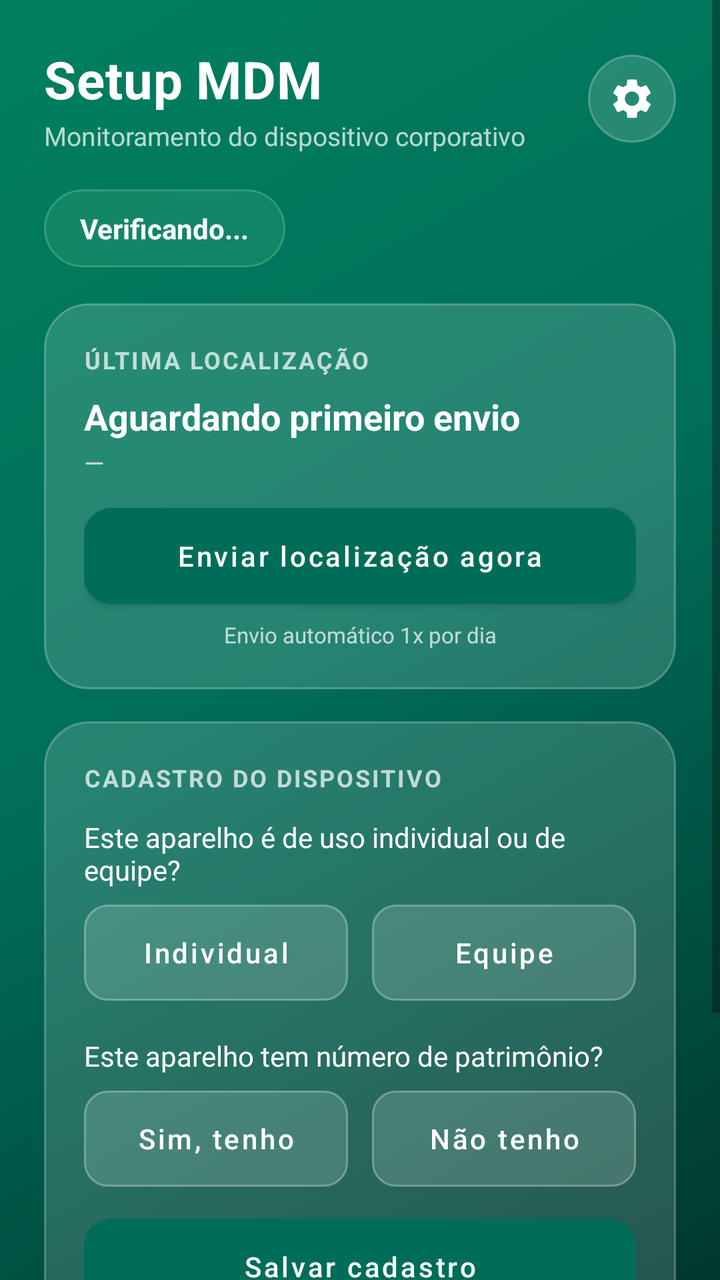
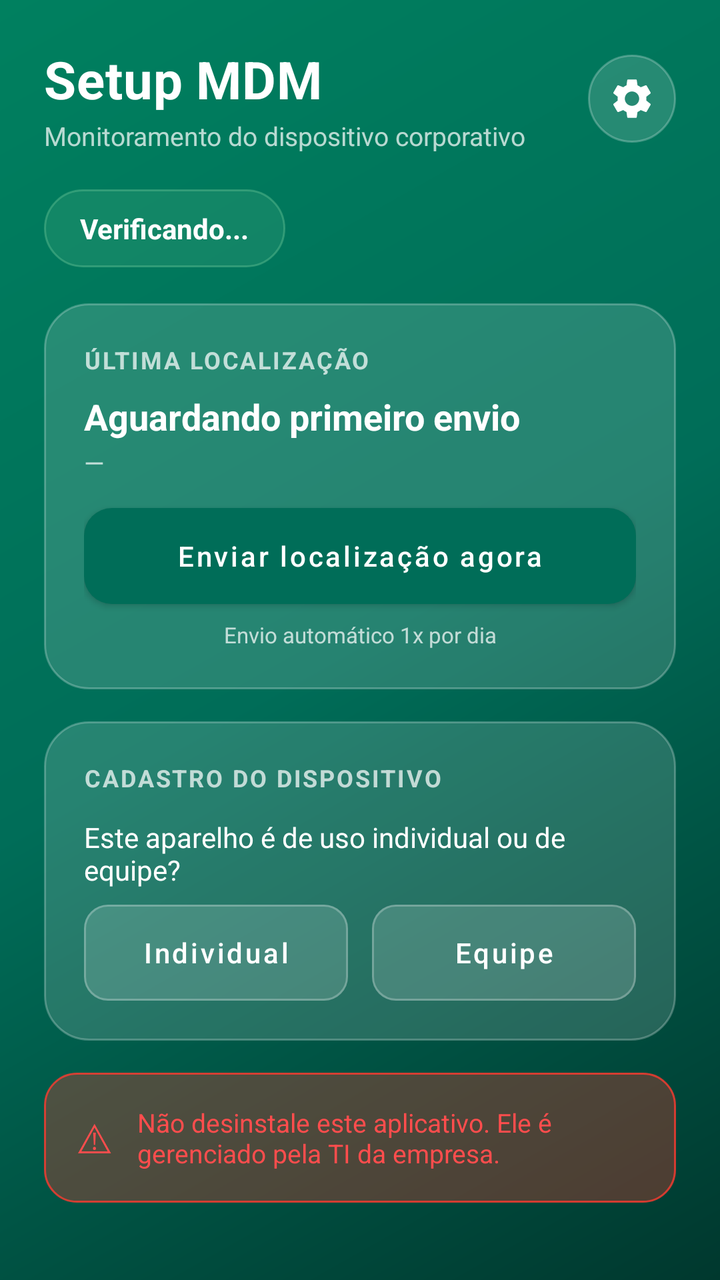

Screens rendered from an Android XML layout before and after an edit, with the pre-edit source and the edit as a unified diff.
<!-- AndroidManifest.xml: application theme Theme.SetupMDM -->
<!-- res/layout/activity_main.xml -->
<?xml version="1.0" encoding="utf-8"?>
<FrameLayout xmlns:android="http://schemas.android.com/apk/res/android"
    xmlns:app="http://schemas.android.com/apk/res-auto"
    android:id="@+id/rootFrame"
    android:layout_width="match_parent"
    android:layout_height="match_parent">

    <ScrollView
        android:id="@+id/rootScroll"
        android:layout_width="match_parent"
        android:layout_height="match_parent"
        android:fillViewport="true">

        <LinearLayout
            android:layout_width="match_parent"
            android:layout_height="wrap_content"
            android:orientation="vertical"
            android:padding="@dimen/screen_padding">

            
            <LinearLayout
                android:layout_width="match_parent" android:layout_height="wrap_content"
                android:orientation="horizontal" android:gravity="center_vertical"
                android:paddingBottom="18dp">

                <LinearLayout
                    android:layout_width="0dp" android:layout_height="wrap_content"
                    android:layout_weight="1" android:orientation="vertical">
                    <TextView
                        android:layout_width="wrap_content" android:layout_height="wrap_content"
                        android:text="Setup MDM" android:textColor="@color/textOnDark"
                        android:textSize="26sp" android:textStyle="bold" android:letterSpacing="0.01"/>
                    <TextView
                        android:layout_width="match_parent" android:layout_height="wrap_content"
                        android:text="Monitoramento do dispositivo corporativo"
                        android:textColor="@color/textMuted" android:textSize="13sp"
                        android:paddingTop="2dp"/>
                </LinearLayout>

                <ImageButton
                    android:id="@+id/btnConfig"
                    android:layout_width="44dp" android:layout_height="44dp"
                    android:src="@drawable/ic_gear"
                    android:background="@drawable/circle_glass"
                    android:scaleType="centerInside"
                    android:padding="10dp"
                    android:contentDescription="Configurações"/>
            </LinearLayout>

            
            <TextView
                android:id="@+id/statusPill"
                android:layout_width="wrap_content" android:layout_height="wrap_content"
                android:text="Verificando..." android:textColor="@color/textOnDark"
                android:textSize="14sp" android:textStyle="bold"
                android:paddingHorizontal="18dp" android:paddingVertical="10dp"
                android:background="@drawable/pill_ok" android:layout_marginBottom="18dp"/>

            
            <LinearLayout
                android:layout_width="match_parent" android:layout_height="wrap_content"
                android:orientation="vertical" android:background="@drawable/glass_card"
                android:padding="20dp" android:layout_marginBottom="16dp">

                <TextView
                    android:layout_width="match_parent" android:layout_height="wrap_content"
                    android:text="ÚLTIMA LOCALIZAÇÃO" android:textColor="@color/textMuted"
                    android:textSize="12sp" android:textStyle="bold" android:letterSpacing="0.08"/>
                <TextView
                    android:id="@+id/txtLastLoc"
                    android:layout_width="match_parent" android:layout_height="wrap_content"
                    android:text="Aguardando primeiro envio" android:textColor="@color/textOnDark"
                    android:textSize="18sp" android:textStyle="bold" android:paddingTop="8dp"/>
                <TextView
                    android:id="@+id/txtLastTime"
                    android:layout_width="match_parent" android:layout_height="wrap_content"
                    android:text="—" android:textColor="@color/textMuted"
                    android:textSize="13sp" android:paddingTop="2dp"/>

                <TextView
                    android:id="@+id/txtEnvioStatus"
                    android:layout_width="match_parent" android:layout_height="wrap_content"
                    android:text="" android:textColor="@color/ok" android:textSize="13sp"
                    android:paddingTop="8dp" android:visibility="gone"/>

                <com.google.android.material.button.MaterialButton
                    android:id="@+id/btnEnviarAgora"
                    style="@style/Widget.MaterialComponents.Button"
                    android:layout_width="match_parent" android:layout_height="wrap_content"
                    android:text="Enviar localização agora" android:textColor="@color/white"
                    android:textAllCaps="false" android:layout_marginTop="14dp"
                    android:insetTop="0dp" android:insetBottom="0dp"
                    app:backgroundTint="@color/primary" app:cornerRadius="14dp" app:elevation="0dp"/>
                <TextView
                    android:layout_width="match_parent" android:layout_height="wrap_content"
                    android:text="Envio automático 1x por dia"
                    android:textColor="@color/textMuted" android:textSize="11sp"
                    android:gravity="center" android:paddingTop="8dp"/>
            </LinearLayout>

            
            <LinearLayout
                android:layout_width="match_parent" android:layout_height="wrap_content"
                android:orientation="vertical" android:background="@drawable/glass_card"
                android:padding="20dp" android:layout_marginBottom="16dp">

                <TextView
                    android:layout_width="match_parent" android:layout_height="wrap_content"
                    android:text="CADASTRO DO DISPOSITIVO" android:textColor="@color/textMuted"
                    android:textSize="12sp" android:textStyle="bold" android:letterSpacing="0.08"/>

                
                <LinearLayout
                    android:id="@+id/formCadastro"
                    android:layout_width="match_parent" android:layout_height="wrap_content"
                    android:orientation="vertical" android:paddingTop="12dp">

                    <TextView
                        android:id="@+id/txtReconfirmAviso"
                        android:layout_width="match_parent" android:layout_height="wrap_content"
                        android:text="Confirmação mensal: confirme quem está com este aparelho para manter o cadastro em dia."
                        android:textColor="@color/redSoft" android:textSize="13sp"
                        android:background="@drawable/glass_red" android:padding="12dp"
                        android:layout_marginBottom="12dp" android:visibility="gone"/>

                    
                    <TextView
                        android:layout_width="match_parent" android:layout_height="wrap_content"
                        android:text="Este aparelho é de uso individual ou de equipe?"
                        android:textColor="@color/textOnDark"
                        android:textSize="14sp" android:paddingBottom="8dp"/>
                    <LinearLayout
                        android:layout_width="match_parent" android:layout_height="wrap_content"
                        android:orientation="horizontal">
                        <com.google.android.material.button.MaterialButton
                            android:id="@+id/btnTipoIndividual"
                            style="@style/Widget.MaterialComponents.Button.OutlinedButton"
                            android:layout_width="0dp" android:layout_height="wrap_content"
                            android:layout_weight="1" android:layout_marginEnd="6dp"
                            android:text="Individual" android:textColor="@color/textOnDark"
                            android:textAllCaps="false"
                            android:insetTop="0dp" android:insetBottom="0dp"
                            app:backgroundTint="@color/glassFill"
                            app:strokeColor="@color/glassStroke" app:strokeWidth="1dp"
                            app:cornerRadius="12dp"/>
                        <com.google.android.material.button.MaterialButton
                            android:id="@+id/btnTipoEquipe"
                            style="@style/Widget.MaterialComponents.Button.OutlinedButton"
                            android:layout_width="0dp" android:layout_height="wrap_content"
                            android:layout_weight="1" android:layout_marginStart="6dp"
                            android:text="Equipe" android:textColor="@color/textOnDark"
                            android:textAllCaps="false"
                            android:insetTop="0dp" android:insetBottom="0dp"
                            app:backgroundTint="@color/glassFill"
                            app:strokeColor="@color/glassStroke" app:strokeWidth="1dp"
                            app:cornerRadius="12dp"/>
                    </LinearLayout>

                    
                    <LinearLayout
                        android:id="@+id/boxIndividual"
                        android:layout_width="match_parent" android:layout_height="wrap_content"
                        android:orientation="vertical" android:visibility="gone">
                        <TextView
                            android:layout_width="match_parent" android:layout_height="wrap_content"
                            android:text="Seu nome ou matrícula" android:textColor="@color/textOnDark"
                            android:textSize="14sp" android:paddingTop="16dp" android:paddingBottom="6dp"/>
                        <AutoCompleteTextView
                            android:id="@+id/autoColaborador"
                            android:layout_width="match_parent" android:layout_height="52dp"
                            android:hint="Digite para buscar..." android:textColorHint="@color/textMuted"
                            android:textColor="@color/textOnDark" android:textSize="15sp"
                            android:background="@drawable/glass_input" android:paddingHorizontal="14dp"
                            android:completionThreshold="2" android:inputType="text" android:imeOptions="actionSearch"/>
                    </LinearLayout>

                    
                    <LinearLayout
                        android:id="@+id/boxEquipe"
                        android:layout_width="match_parent" android:layout_height="wrap_content"
                        android:orientation="vertical" android:visibility="gone">
                        <TextView
                            android:layout_width="match_parent" android:layout_height="wrap_content"
                            android:text="Equipe" android:textColor="@color/textOnDark"
                            android:textSize="14sp" android:paddingTop="16dp" android:paddingBottom="6dp"/>
                        <AutoCompleteTextView
                            android:id="@+id/autoEquipe"
                            android:layout_width="match_parent" android:layout_height="52dp"
                            android:hint="Digite a equipe ou processo..." android:textColorHint="@color/textMuted"
                            android:textColor="@color/textOnDark" android:textSize="15sp"
                            android:background="@drawable/glass_input" android:paddingHorizontal="14dp"
                            android:completionThreshold="2" android:inputType="text" android:imeOptions="actionSearch"/>
                    </LinearLayout>

                    
                    <TextView
                        android:layout_width="match_parent" android:layout_height="wrap_content"
                        android:text="Este aparelho tem número de patrimônio?"
                        android:textColor="@color/textOnDark"
                        android:textSize="14sp" android:paddingTop="18dp" android:paddingBottom="8dp"/>
                    <LinearLayout
                        android:layout_width="match_parent" android:layout_height="wrap_content"
                        android:orientation="horizontal">
                        <com.google.android.material.button.MaterialButton
                            android:id="@+id/btnTemPatSim"
                            style="@style/Widget.MaterialComponents.Button.OutlinedButton"
                            android:layout_width="0dp" android:layout_height="wrap_content"
                            android:layout_weight="1" android:layout_marginEnd="6dp"
                            android:text="Sim, tenho" android:textColor="@color/textOnDark"
                            android:textAllCaps="false"
                            android:insetTop="0dp" android:insetBottom="0dp"
                            app:backgroundTint="@color/glassFill"
                            app:strokeColor="@color/glassStroke" app:strokeWidth="1dp"
                            app:cornerRadius="12dp"/>
                        <com.google.android.material.button.MaterialButton
                            android:id="@+id/btnTemPatNao"
                            style="@style/Widget.MaterialComponents.Button.OutlinedButton"
                            android:layout_width="0dp" android:layout_height="wrap_content"
                            android:layout_weight="1" android:layout_marginStart="6dp"
                            android:text="Não tenho" android:textColor="@color/textOnDark"
                            android:textAllCaps="false"
                            android:insetTop="0dp" android:insetBottom="0dp"
                            app:backgroundTint="@color/glassFill"
                            app:strokeColor="@color/glassStroke" app:strokeWidth="1dp"
                            app:cornerRadius="12dp"/>
                    </LinearLayout>

                    
                    <LinearLayout
                        android:id="@+id/boxPatrimonio"
                        android:layout_width="match_parent" android:layout_height="wrap_content"
                        android:orientation="vertical" android:visibility="gone">
                        <TextView
                            android:layout_width="match_parent" android:layout_height="wrap_content"
                            android:text="Patrimônio (até 7 dígitos)" android:textColor="@color/textOnDark"
                            android:textSize="14sp" android:paddingTop="16dp" android:paddingBottom="6dp"/>
                        <EditText
                            android:id="@+id/edtPatrimonio"
                            android:layout_width="match_parent" android:layout_height="52dp"
                            android:hint="Ex.: 1234567" android:textColorHint="@color/textMuted"
                            android:textColor="@color/textOnDark" android:textSize="15sp"
                            android:background="@drawable/glass_input" android:paddingHorizontal="14dp"
                            android:inputType="number" android:maxLength="7"/>
                    </LinearLayout>

                    
                    <LinearLayout
                        android:id="@+id/boxImei"
                        android:layout_width="match_parent" android:layout_height="wrap_content"
                        android:orientation="vertical" android:visibility="gone">
                        <TextView
                            android:layout_width="match_parent" android:layout_height="wrap_content"
                            android:text="IMEI do aparelho" android:textColor="@color/textOnDark"
                            android:textSize="14sp" android:paddingTop="16dp" android:paddingBottom="6dp"/>
                        <LinearLayout
                            android:layout_width="match_parent" android:layout_height="wrap_content"
                            android:orientation="horizontal" android:gravity="center_vertical">
                            <EditText
                                android:id="@+id/edtImei"
                                android:layout_width="0dp" android:layout_height="52dp"
                                android:layout_weight="1"
                                android:hint="Ex.: 356938035643809" android:textColorHint="@color/textMuted"
                                android:textColor="@color/textOnDark" android:textSize="15sp"
                                android:background="@drawable/glass_input" android:paddingHorizontal="14dp"
                                android:inputType="number" android:maxLength="17"/>
                            <com.google.android.material.button.MaterialButton
                                android:id="@+id/btnDiscarImei"
                                style="@style/Widget.MaterialComponents.Button"
                                android:layout_width="wrap_content" android:layout_height="52dp"
                                android:layout_marginStart="8dp"
                                android:text="*#06#" android:textColor="@color/white"
                                android:textAllCaps="false" android:textSize="13sp"
                                android:minWidth="0dp"
                                android:insetTop="0dp" android:insetBottom="0dp"
                                android:paddingHorizontal="14dp"
                                app:backgroundTint="@color/glassFill"
                                app:strokeColor="@color/glassStroke" app:strokeWidth="1dp"
                                app:cornerRadius="12dp" app:elevation="0dp"/>
                        </LinearLayout>
                        <TextView
                            android:layout_width="match_parent" android:layout_height="wrap_content"
                            android:text="Toque em *#06# para o aparelho mostrar o IMEI."
                            android:textColor="@color/textMuted" android:textSize="11sp"
                            android:paddingTop="6dp"/>
                    </LinearLayout>

                    <TextView
                        android:id="@+id/txtCadastroErro"
                        android:layout_width="match_parent" android:layout_height="wrap_content"
                        android:text="" android:textColor="@color/error" android:textSize="13sp"
                        android:paddingTop="10dp" android:visibility="gone"/>

                    <com.google.android.material.button.MaterialButton
                        android:id="@+id/btnSalvarCadastro"
                        style="@style/Widget.MaterialComponents.Button"
                        android:layout_width="match_parent" android:layout_height="wrap_content"
                        android:text="Salvar cadastro" android:textColor="@color/white"
                        android:textAllCaps="false" android:layout_marginTop="16dp"
                        android:insetTop="0dp" android:insetBottom="0dp"
                        app:backgroundTint="@color/primary" app:cornerRadius="14dp" app:elevation="0dp"/>
                    <TextView
                        android:layout_width="match_parent" android:layout_height="wrap_content"
                        android:text="Depois de salvar, o cadastro não pode ser alterado."
                        android:textColor="@color/textMuted" android:textSize="11sp"
                        android:gravity="center" android:paddingTop="8dp"/>
                </LinearLayout>

                
                <LinearLayout
                    android:id="@+id/cadastroTravado"
                    android:layout_width="match_parent" android:layout_height="wrap_content"
                    android:orientation="vertical" android:paddingTop="12dp" android:visibility="gone">
                    <TextView
                        android:id="@+id/txtColabNome"
                        android:layout_width="match_parent" android:layout_height="wrap_content"
                        android:text="—" android:textColor="@color/textOnDark"
                        android:textSize="18sp" android:textStyle="bold"/>
                    <TextView
                        android:id="@+id/txtColabCargo"
                        android:layout_width="match_parent" android:layout_height="wrap_content"
                        android:text="" android:textColor="@color/textMuted" android:textSize="13sp"/>
                    <TextView
                        android:id="@+id/txtDoc"
                        android:layout_width="match_parent" android:layout_height="wrap_content"
                        android:text="" android:textColor="@color/textOnDark" android:textSize="15sp"
                        android:paddingTop="10dp"/>
                    <TextView
                        android:id="@+id/txtCadInfo"
                        android:layout_width="match_parent" android:layout_height="wrap_content"
                        android:text="🔒 Cadastro concluído" android:textColor="@color/ok"
                        android:textSize="12sp" android:paddingTop="10dp"/>
                </LinearLayout>
            </LinearLayout>

            
            <LinearLayout
                android:id="@+id/updateBanner"
                android:layout_width="match_parent" android:layout_height="wrap_content"
                android:orientation="vertical"
                android:background="@drawable/glass_card" android:padding="18dp"
                android:layout_marginBottom="16dp" android:visibility="gone">
                <TextView
                    android:id="@+id/txtUpdateTitulo"
                    android:layout_width="match_parent" android:layout_height="wrap_content"
                    android:text="Atualização disponível" android:textColor="@color/textOnDark"
                    android:textSize="15sp" android:textStyle="bold"/>
                <TextView
                    android:layout_width="match_parent" android:layout_height="wrap_content"
                    android:text="Uma nova versão do app está pronta para instalar."
                    android:textColor="@color/textMuted" android:textSize="12sp" android:paddingTop="2dp"/>
                <com.google.android.material.button.MaterialButton
                    android:id="@+id/btnAtualizarMain"
                    style="@style/Widget.MaterialComponents.Button"
                    android:layout_width="match_parent" android:layout_height="wrap_content"
                    android:text="Atualizar agora" android:textColor="@color/white"
                    android:textAllCaps="false" android:layout_marginTop="12dp"
                    android:insetTop="0dp" android:insetBottom="0dp"
                    app:backgroundTint="@color/primary" app:cornerRadius="14dp" app:elevation="0dp"/>
            </LinearLayout>

            
            <LinearLayout
                android:layout_width="match_parent" android:layout_height="wrap_content"
                android:orientation="horizontal" android:gravity="center_vertical"
                android:background="@drawable/glass_red" android:padding="16dp"
                android:layout_marginBottom="6dp">
                <TextView
                    android:layout_width="wrap_content" android:layout_height="wrap_content"
                    android:text="⚠" android:textColor="@color/redSoft"
                    android:textSize="20sp" android:paddingEnd="12dp"/>
                <TextView
                    android:layout_width="0dp" android:layout_height="wrap_content"
                    android:layout_weight="1"
                    android:text="Não desinstale este aplicativo. Ele é gerenciado pela TI da empresa."
                    android:textColor="@color/redSoft" android:textSize="13sp"/>
            </LinearLayout>

        </LinearLayout>
    </ScrollView>

    
    <LinearLayout
        android:id="@+id/offlineOverlay"
        android:layout_width="match_parent" android:layout_height="match_parent"
        android:orientation="vertical" android:gravity="center"
        android:background="@drawable/bg_gradient"
        android:padding="40dp" android:visibility="gone"
        android:clickable="true" android:focusable="true">

        <TextView
            android:layout_width="wrap_content" android:layout_height="wrap_content"
            android:text="📡" android:textSize="52sp"/>
        <TextView
            android:layout_width="match_parent" android:layout_height="wrap_content"
            android:text="Sem conexão" android:textColor="@color/textOnDark"
            android:textSize="24sp" android:textStyle="bold" android:gravity="center"
            android:paddingTop="16dp"/>
        <TextView
            android:layout_width="match_parent" android:layout_height="wrap_content"
            android:text="Conecte-se à internet (Wi-Fi ou dados móveis) para continuar o cadastro e o envio de localização."
            android:textColor="@color/textMuted" android:textSize="14sp" android:gravity="center"
            android:paddingTop="10dp"/>
        <com.google.android.material.button.MaterialButton
            android:id="@+id/btnTentarNovamente"
            style="@style/Widget.MaterialComponents.Button"
            android:layout_width="wrap_content" android:layout_height="wrap_content"
            android:text="Tentar novamente" android:textColor="@color/white"
            android:textAllCaps="false" android:layout_marginTop="24dp"
            android:insetTop="0dp" android:insetBottom="0dp"
            android:paddingHorizontal="28dp"
            app:backgroundTint="@color/primary" app:cornerRadius="14dp" app:elevation="0dp"/>
    </LinearLayout>

</FrameLayout>
<!-- resources referenced by this layout -->
<resources>
  <color name="error">#FF6B6B</color>
  <color name="glassFill">#26FFFFFF</color>
  <color name="glassStroke">#40FFFFFF</color>
  <color name="ok">#7BE0B0</color>
  <color name="primary">#006D58</color>
  <color name="redSoft">#FF6B6B</color>
  <color name="textMuted">#B8FFFFFF</color>
  <color name="textOnDark">#FFFFFF</color>
  <color name="white">#FFFFFF</color>
  <dimen name="screen_padding">22dp</dimen>
  <!-- drawable bg_gradient (drawable) -->
  <?xml version="1.0" encoding="utf-8"?>
  <shape xmlns:android="http://schemas.android.com/apk/res/android" android:shape="rectangle">
      <gradient
          android:angle="315"
          android:startColor="#00805F"
          android:centerColor="#006D58"
          android:endColor="#00382E"
          android:type="linear"/>
  </shape>
  <!-- drawable circle_glass (drawable) -->
  <?xml version="1.0" encoding="utf-8"?>
  <shape xmlns:android="http://schemas.android.com/apk/res/android"
      android:shape="oval">
      <solid android:color="@color/glassFill"/>
      <stroke android:width="1dp" android:color="@color/glassStroke"/>
  </shape>
  <!-- drawable glass_card (drawable) -->
  <?xml version="1.0" encoding="utf-8"?>
  <shape xmlns:android="http://schemas.android.com/apk/res/android" android:shape="rectangle">
      <solid android:color="@color/glassFill"/>
      <corners android:radius="22dp"/>
      <stroke android:width="1dp" android:color="@color/glassStroke"/>
  </shape>
  <!-- drawable glass_input (drawable) -->
  <?xml version="1.0" encoding="utf-8"?>
  <shape xmlns:android="http://schemas.android.com/apk/res/android" android:shape="rectangle">
      <solid android:color="@color/inputFill"/>
      <corners android:radius="12dp"/>
      <stroke android:width="1dp" android:color="@color/glassStroke"/>
  </shape>
  <!-- drawable glass_red (drawable) -->
  <?xml version="1.0" encoding="utf-8"?>
  <shape xmlns:android="http://schemas.android.com/apk/res/android" android:shape="rectangle">
      <solid android:color="@color/redGlassFill"/>
      <corners android:radius="16dp"/>
      <stroke android:width="1dp" android:color="@color/redGlassStroke"/>
  </shape>
  <!-- drawable pill_ok (drawable) -->
  <?xml version="1.0" encoding="utf-8"?>
  <shape xmlns:android="http://schemas.android.com/apk/res/android" android:shape="rectangle">
      <solid android:color="#335BB98E"/>
      <corners android:radius="24dp"/>
      <stroke android:width="1dp" android:color="#805BB98E"/>
  </shape>
  <style name="Theme.SetupMDM" parent="Theme.MaterialComponents.Light.NoActionBar">
          <item name="colorPrimary">@color/primary</item>
          <item name="colorPrimaryVariant">@color/primaryDark</item>
          <item name="colorOnPrimary">@color/white</item>
          <item name="colorSecondary">@color/primaryLight</item>
          <item name="colorOnSecondary">@color/white</item>
          <item name="android:windowBackground">@drawable/bg_gradient</item>
          <item name="android:statusBarColor" tools:targetApi="21">@color/primaryDark</item>
          <item name="android:navigationBarColor" tools:targetApi="21">@color/primaryDark</item>
      </style>
  <color name="inputFill">#22FFFFFF</color>
  <color name="redGlassFill">#3DE53935</color>
  <color name="redGlassStroke">#80E53935</color>
  <color name="primaryDark">#00453A</color>
  <color name="primaryLight">#5BB98E</color>
</resources>

<!-- the commit's change to res/layout/activity_main.xml (unified diff, before → after) -->
@@ -191,6 +191,12 @@
                             android:background="@drawable/glass_input" android:paddingHorizontal="14dp"
                             android:completionThreshold="2" android:inputType="text" android:imeOptions="actionSearch"/>
                     </LinearLayout>
+
+                    
+                    <LinearLayout
+                        android:id="@+id/boxEtapaPatrimonio"
+                        android:layout_width="match_parent" android:layout_height="wrap_content"
+                        android:orientation="vertical" android:visibility="gone">
 
                     
                     <TextView
@@ -303,6 +309,7 @@
                         android:text="Depois de salvar, o cadastro não pode ser alterado."
                         android:textColor="@color/textMuted" android:textSize="11sp"
                         android:gravity="center" android:paddingTop="8dp"/>
+                    </LinearLayout>
                 </LinearLayout>
 
                 
<!-- resource entries referenced after the edit -->
@@ -5,7 +5,7 @@
   <color name="glassStroke">#40FFFFFF</color>
   <color name="ok">#7BE0B0</color>
   <color name="primary">#006D58</color>
-  <color name="redSoft">#FF6B6B</color>
+  <color name="redSoft">#FF4D4D</color>
   <color name="textMuted">#B8FFFFFF</color>
   <color name="textOnDark">#FFFFFF</color>
   <color name="white">#FFFFFF</color>
@@ -66,8 +66,8 @@
           <item name="android:navigationBarColor" tools:targetApi="21">@color/primaryDark</item>
       </style>
   <color name="inputFill">#22FFFFFF</color>
-  <color name="redGlassFill">#3DE53935</color>
-  <color name="redGlassStroke">#80E53935</color>
+  <color name="redGlassFill">#4DFF3B30</color>
+  <color name="redGlassStroke">#CCFF3B30</color>
   <color name="primaryDark">#00453A</color>
   <color name="primaryLight">#5BB98E</color>
 </resources>
